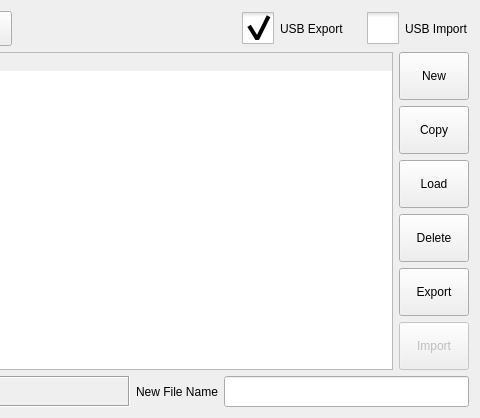
Above: function_settings/moldinformation.ui from dongdong-2009/3-5AxisRobot before the change; both pictures show x 228 to 708 and y 0 to 418 of the 708 by 418 pixel window. Below: the same form after it.
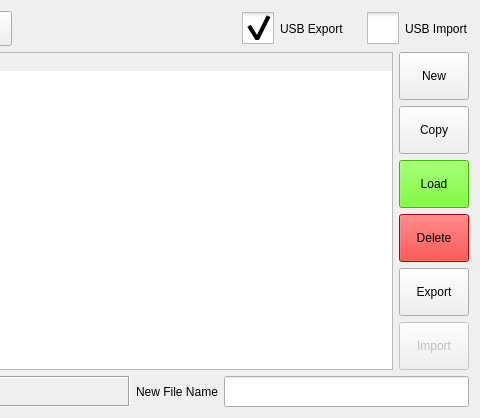
That is the form after the change. Icons and pictures are not drawn. Custom widgets are drawn as their Qt base class.

Diff of the .ui file:
```diff
--- a/function_settings/moldinformation.ui
+++ b/function_settings/moldinformation.ui
@@ -320,6 +320,9 @@
            <height>48</height>
           </size>
          </property>
+         <property name="styleSheet">
+          <string notr="true">background-color: rgb(85, 255, 0);</string>
+         </property>
          <property name="text">
           <string>Load</string>
          </property>
@@ -345,6 +348,9 @@
            <height>48</height>
           </size>
          </property>
+         <property name="styleSheet">
+          <string notr="true">background-color: rgb(255, 0, 0);</string>
+         </property>
          <property name="text">
           <string>Delete</string>
          </property>
```
